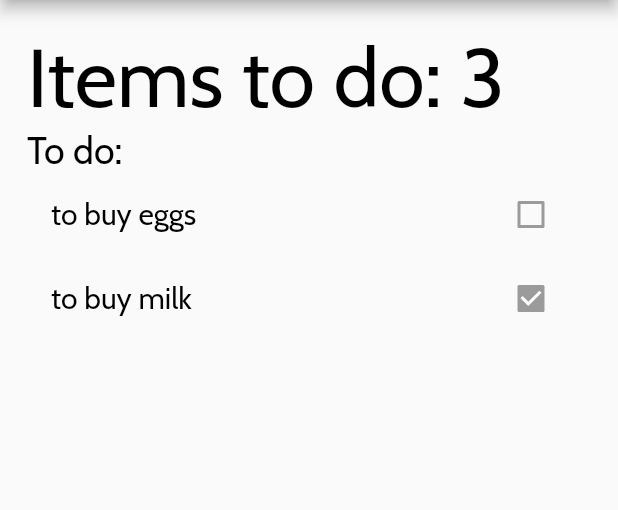
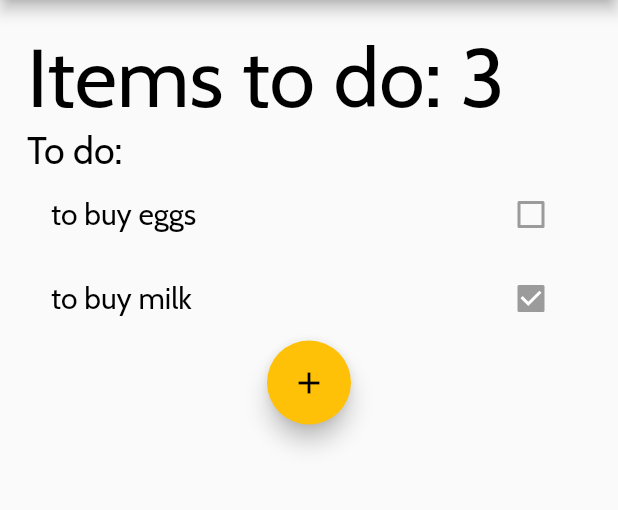
Before and after one commit to arieltsq/flutter-workshop, a Flutter app: the ToDoListScreen screen opened by its route, on a phone screen of 412 x 824 dp, the part 84-594 px from its top. Run offline on Flutter 3.47's test engine with Material 2 defaults, Android fonts, the phone set to English and light mode, and no system bars.

Commit message:
Add flatbutton to trigger to do button screen

```diff
--- a/lib/screens/todo_screen.dart
+++ b/lib/screens/todo_screen.dart
@@ -1,4 +1,5 @@
 import 'package:flutter/material.dart';
+import 'package:flutter_workshop/screens/add_todo_item_screen.dart';
 
 class ToDoListScreen extends StatefulWidget {
   static String id = 'todo_list_screen';
@@ -57,10 +58,22 @@ class _ToDoListScreenState extends State<ToDoListScreen> {
                     value: true,
                     onChanged: null,
                   ),
-                )
+                ),
+                Center(
+                  child: FloatingActionButton(
+                      onPressed: () {
+                        print('add button triggered');
+
+                        showModalBottomSheet(
+                            context: context,
+                            builder: (context) => AddTodoItemScreen());
+                      },
+                      child: Icon(Icons.add)),
+                ),
               ]),
         ),
       ),
+      floatingActionButtonLocation: FloatingActionButtonLocation.centerFloat,
     );
   }
 }
```
